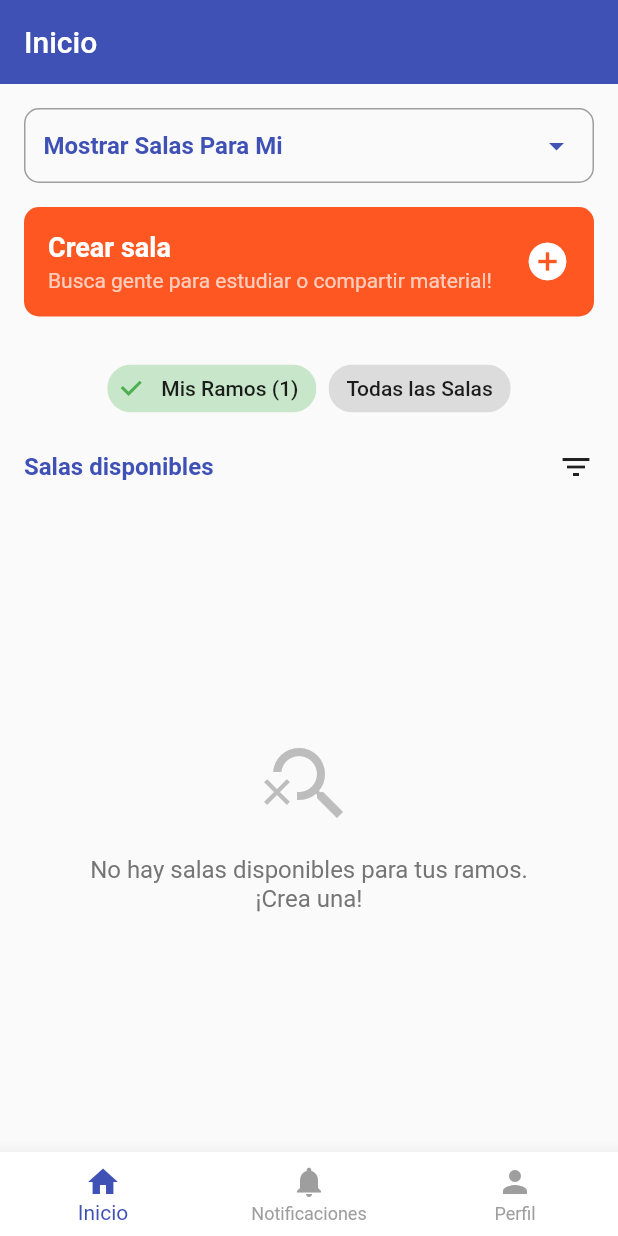
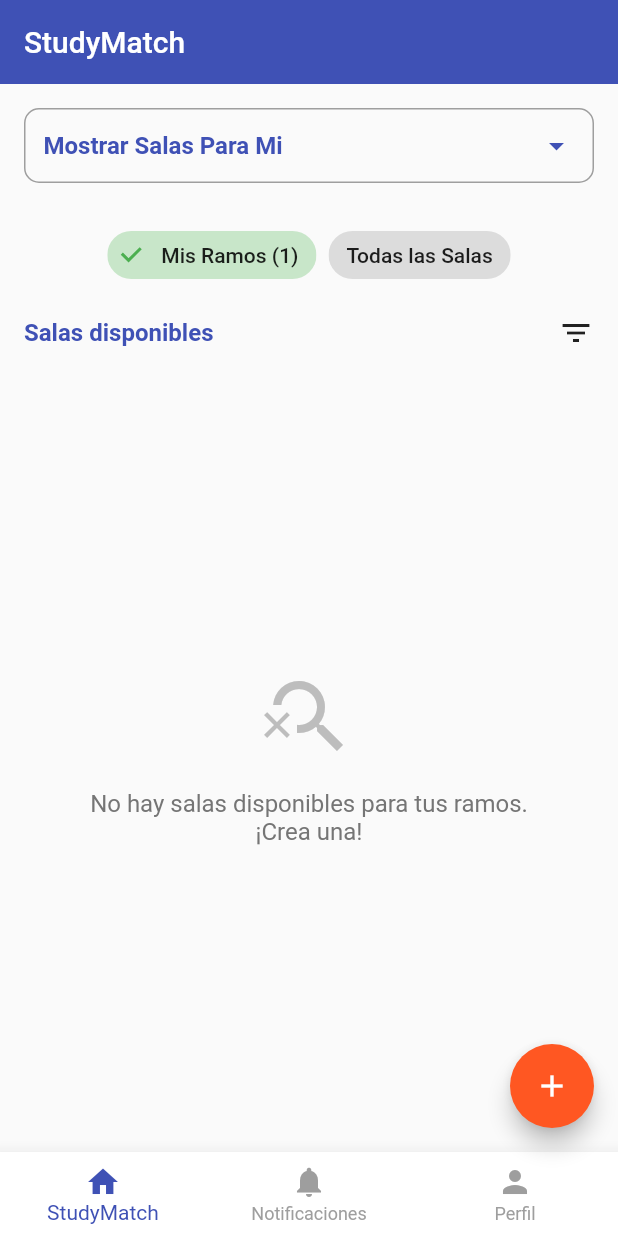
Before and after one commit to titin90/StudyMatch, a Flutter app: the screen it shows once a user with an empty profile is signed in, on a phone screen of 412 x 824 dp. Run offline on Flutter 3.47's test engine with Material 3 defaults, Android fonts, the phone set to English and light mode, and no system bars; our stand-ins replace cloud_firestore, firebase_auth, firebase_core; accounts and stored records are empty.

Commit message:
boton crear salas -> + , y Inicio -> StudyMatch

```diff
--- a/lib/screens/home_screen.dart
+++ b/lib/screens/home_screen.dart
@@ -241,7 +241,7 @@ class _HomeScreenState extends State<HomeScreen> {
     } else if (_selectedIndex == 1) {
       title = 'Notificaciones';
     } else if (_selectedIndex == 0) {
-      title = 'Inicio';
+      title = 'StudyMatch';
     }
 
     return Scaffold(
@@ -252,11 +252,25 @@ class _HomeScreenState extends State<HomeScreen> {
         elevation: 0,
         actions: [if (_selectedIndex == 2) _buildLogoutAction(context)],
       ),
-
       body: _widgetOptions.elementAt(_selectedIndex),
+      floatingActionButtonLocation: FloatingActionButtonLocation.endFloat,
+      floatingActionButton: _selectedIndex == 0
+          ? FloatingActionButton(
+              onPressed: () {
+                Navigator.of(context).push(
+                  MaterialPageRoute(
+                    builder: (context) => const CreateRoomScreen(),
+                  ),
+                );
+              },
+              backgroundColor: secondaryColor,
+              child: const Icon(Icons.add),
+              tooltip: 'Crear sala',
+            )
+          : null,
       bottomNavigationBar: BottomNavigationBar(
         items: const <BottomNavigationBarItem>[
-          BottomNavigationBarItem(icon: Icon(Icons.home), label: 'Inicio'),
+          BottomNavigationBarItem(icon: Icon(Icons.home), label: 'StudyMatch'),
           BottomNavigationBarItem(
             icon: Icon(Icons.notifications),
             label: 'Notificaciones',
@@ -367,8 +381,12 @@ class _HomeContentState extends State<_HomeContent> {
           .where((r) => r != 'Mostrar Todos')
           .toList();
 
-      if (_selectedFilterRamo != null && _selectedFilterRamo != 'Mostrar Todos') {
-        roomsQuery = roomsQuery.where('courseCode', isEqualTo: _selectedFilterRamo);
+      if (_selectedFilterRamo != null &&
+          _selectedFilterRamo != 'Mostrar Todos') {
+        roomsQuery = roomsQuery.where(
+          'courseCode',
+          isEqualTo: _selectedFilterRamo,
+        );
       } else if (ramosFiltrados.isNotEmpty) {
         roomsQuery = roomsQuery.where('courseCode', whereIn: ramosFiltrados);
       }
@@ -419,7 +437,8 @@ class _HomeContentState extends State<_HomeContent> {
                 String mensaje;
 
                 if (_filterMode == 'all') {
-                  mensaje = 'No hay salas disponibles en este momento.\n¡Sé el primero en crear una!';
+                  mensaje =
+                      'No hay salas disponibles en este momento.\n¡Sé el primero en crear una!';
                 } else if (_userActiveCourses.isEmpty) {
                   mensaje =
                       'No tienes ramos inscritos.\nInscribe tus ramos en tu perfil para ver salas recomendadas.';
@@ -563,44 +582,7 @@ class _HomeContentState extends State<_HomeContent> {
               ),
             ),
           ),
-          const SizedBox(height: 16),
-
-          InkWell(
-            onTap: widget.onCreateRoomTapped,
-            child: Container(
-              padding: const EdgeInsets.all(16),
-              decoration: BoxDecoration(
-                color: secondaryColor,
-                borderRadius: BorderRadius.circular(10),
-              ),
-              child: const Row(
-                mainAxisAlignment: MainAxisAlignment.spaceBetween,
-                children: [
-                  Expanded(
-                    child: Column(
-                      crossAxisAlignment: CrossAxisAlignment.start,
-                      children: [
-                        Text(
-                          'Crear sala',
-                          style: TextStyle(
-                            color: Colors.white,
-                            fontSize: 18,
-                            fontWeight: FontWeight.bold,
-                          ),
-                        ),
-                        SizedBox(height: 4),
-                        Text(
-                          'Busca gente para estudiar o compartir material!',
-                          style: TextStyle(color: Colors.white70),
-                        ),
-                      ],
-                    ),
-                  ),
-                  Icon(Icons.add_circle, color: Colors.white, size: 30),
-                ],
-              ),
-            ),
-          ),
+          const SizedBox(height: 0),
         ],
       ),
     );
```
